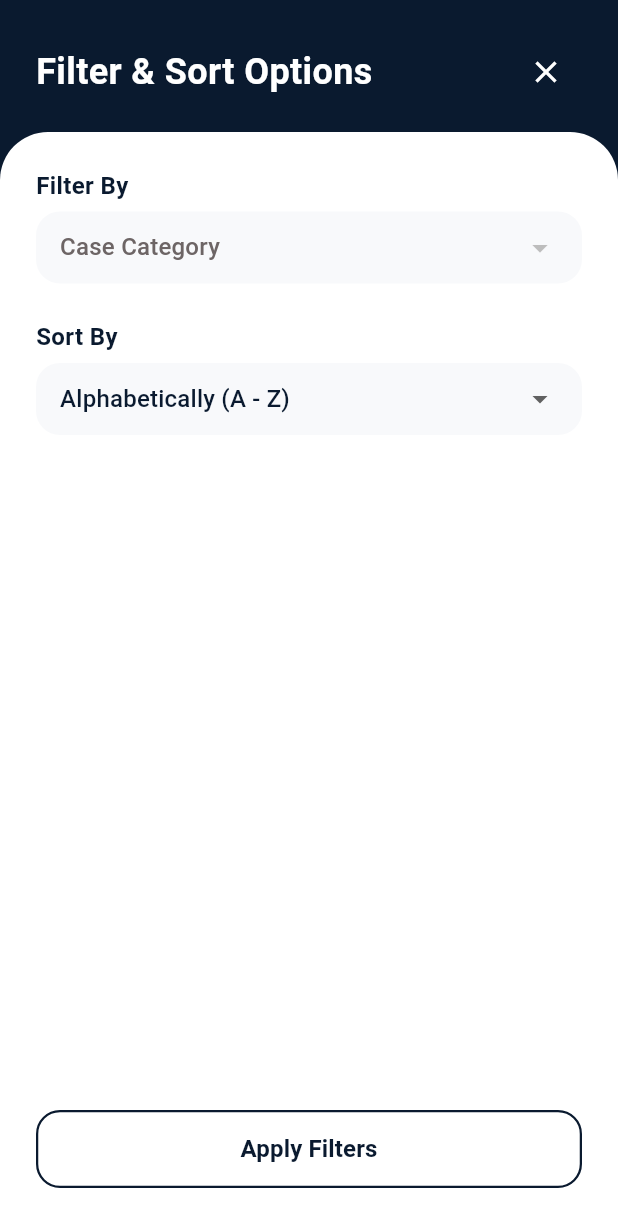
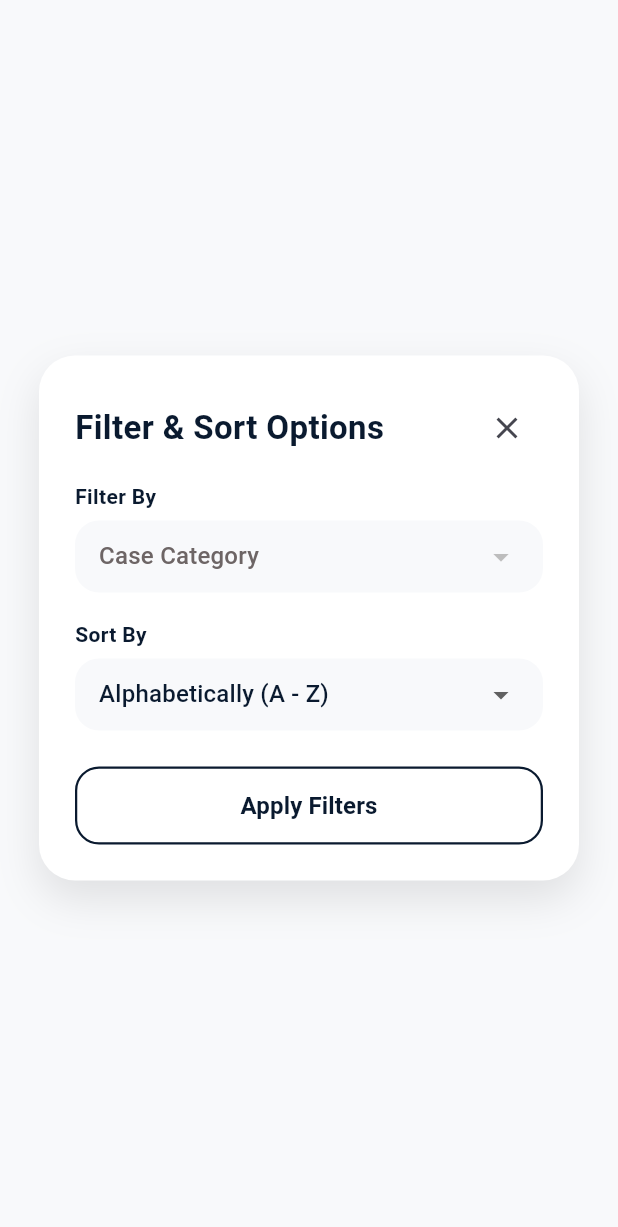
Before and after one commit to sarkodieandy/lexgo, a Flutter app: the CasesFilterScreen widget shown alone on an empty page, opened directly with empty values, on a phone screen of 412 x 824 dp. Shown: the top 1227 px of the screen. Run offline on Flutter 3.47's test engine with Material 3 defaults, Android fonts, the phone set to English and light mode, and no system bars; our stand-ins replace file_picker.

Commit message:
Animate filter dialog

```diff
--- a/lib/screens/cases_filter_screen.dart
+++ b/lib/screens/cases_filter_screen.dart
@@ -18,7 +18,7 @@ class CasesFilterScreen extends StatefulWidget {
 }
 
 class _CasesFilterScreenState extends State<CasesFilterScreen> {
-  late String? _selectedCategory;
+  String? _selectedCategory;
   late FilterSort _selectedSort;
 
   @override
@@ -38,54 +38,48 @@ class _CasesFilterScreenState extends State<CasesFilterScreen> {
 
   @override
   Widget build(BuildContext context) {
-    return Scaffold(
-      backgroundColor: AppColors.brandDark,
-      body: SafeArea(
+    return Center(
+      child: Material(
+        color: Colors.transparent,
+        child: Container(
+          constraints: const BoxConstraints(maxWidth: 360),
+          padding: const EdgeInsets.all(24),
+          decoration: BoxDecoration(
+            color: AppColors.brandWhite,
+            borderRadius: BorderRadius.circular(24),
+            boxShadow: const [
+              BoxShadow(
+                color: Color(0x1A000000),
+                blurRadius: 24,
+                offset: Offset(0, 12),
+              ),
+            ],
+          ),
           child: Column(
+            mainAxisSize: MainAxisSize.min,
+            crossAxisAlignment: CrossAxisAlignment.start,
             children: [
-            Container(
-              width: double.infinity,
-              padding: const EdgeInsets.fromLTRB(24, 24, 24, 16),
-              decoration: const BoxDecoration(color: AppColors.brandDark),
-              child: Row(
+              Row(
                 children: [
                   const Expanded(
                     child: Text(
                       'Filter & Sort Options',
                       style: TextStyle(
-                        color: AppColors.brandWhite,
-                        fontSize: 24,
+                        fontSize: 22,
                         fontWeight: FontWeight.w700,
                       ),
                     ),
                   ),
                   IconButton(
                     onPressed: () => Navigator.of(context).maybePop(),
-                    icon: const Icon(Icons.close, color: AppColors.brandWhite),
+                    icon: const Icon(Icons.close),
                   ),
                 ],
               ),
-            ),
-            Expanded(
-              child: Container(
-                width: double.infinity,
-                decoration: const BoxDecoration(
-                  color: AppColors.brandWhite,
-                  borderRadius: BorderRadius.only(
-                    topLeft: Radius.circular(32),
-                    topRight: Radius.circular(32),
-                  ),
-                ),
-                padding: const EdgeInsets.fromLTRB(24, 24, 24, 32),
-                child: Column(
-                  crossAxisAlignment: CrossAxisAlignment.start,
-                  children: [
+              const SizedBox(height: 12),
               const Text(
                 'Filter By',
-                      style: TextStyle(
-                        fontSize: 16,
-                        fontWeight: FontWeight.w600,
-                      ),
+                style: TextStyle(fontWeight: FontWeight.w600),
               ),
               const SizedBox(height: 6),
               _buildDropdown<String>(
@@ -94,13 +88,10 @@ class _CasesFilterScreenState extends State<CasesFilterScreen> {
                 items: widget.categories,
                 onChanged: (value) => setState(() => _selectedCategory = value),
               ),
-                    const SizedBox(height: 24),
+              const SizedBox(height: 18),
               const Text(
                 'Sort By',
-                      style: TextStyle(
-                        fontSize: 16,
-                        fontWeight: FontWeight.w600,
-                      ),
+                style: TextStyle(fontWeight: FontWeight.w600),
               ),
               const SizedBox(height: 6),
               _buildDropdown<FilterSort>(
@@ -117,7 +108,7 @@ class _CasesFilterScreenState extends State<CasesFilterScreen> {
                 },
                 onChanged: (value) => setState(() => _selectedSort = value!),
               ),
-                    const Spacer(),
+              const SizedBox(height: 24),
               SizedBox(
                 width: double.infinity,
                 height: 52,
@@ -145,9 +136,6 @@ class _CasesFilterScreenState extends State<CasesFilterScreen> {
           ),
         ),
       ),
-          ],
-        ),
-      ),
     );
   }
 
@@ -166,7 +154,7 @@ class _CasesFilterScreenState extends State<CasesFilterScreen> {
       padding: const EdgeInsets.symmetric(horizontal: 16),
       child: DropdownButtonHideUnderline(
         child: DropdownButtonFormField<T>(
-          value: value,
+          initialValue: value,
           decoration: const InputDecoration(border: InputBorder.none),
           hint: Text(
             hint,
--- a/lib/screens/cases_screen.dart
+++ b/lib/screens/cases_screen.dart
@@ -25,17 +25,33 @@ class _CasesScreenState extends State<CasesScreen> {
     final provider = context.read<HomeProvider>();
     final categories = provider.cases.map((item) => item.tag).toSet().toList()
       ..sort();
-    final result = await Navigator.of(context).push<FilterSelection>(
-      MaterialPageRoute(
-        builder: (_) => CasesFilterScreen(
+    final result = await showGeneralDialog<FilterSelection>(
+      context: context,
+      barrierDismissible: true,
+      barrierLabel: 'Filter cases',
+      transitionDuration: const Duration(milliseconds: 320),
+      barrierColor: Colors.black54,
+      pageBuilder: (context, animation, secondaryAnimation) {
+        return CasesFilterScreen(
           categories: categories,
           initialSelection: _activeFilter ??
               FilterSelection(
                 category: categories.isNotEmpty ? categories.first : '',
                 sort: FilterSort.alphabeticalAsc,
               ),
-        ),
-      ),
+        );
+      },
+      transitionBuilder: (context, animation, secondary, child) {
+        return FadeTransition(
+          opacity: animation,
+          child: ScaleTransition(
+            scale: Tween<double>(begin: 0.8, end: 1).animate(
+              CurvedAnimation(parent: animation, curve: Curves.easeOutBack),
+            ),
+            child: child,
+          ),
+        );
+      },
     );
     if (result != null) {
       setState(() => _activeFilter = result);
```
Lines whose indentation alone changed are shown as unchanged.
